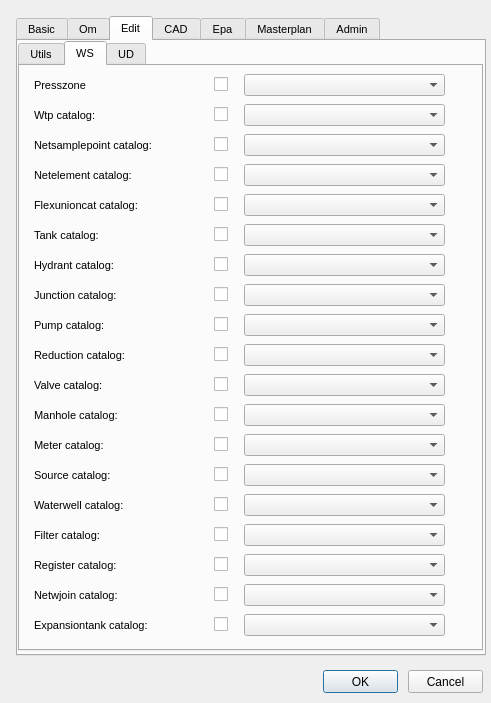
Before: the Qt Designer form ui/config.ui in Giswater/giswater_qgis_plugin, drawn with Qt 5.
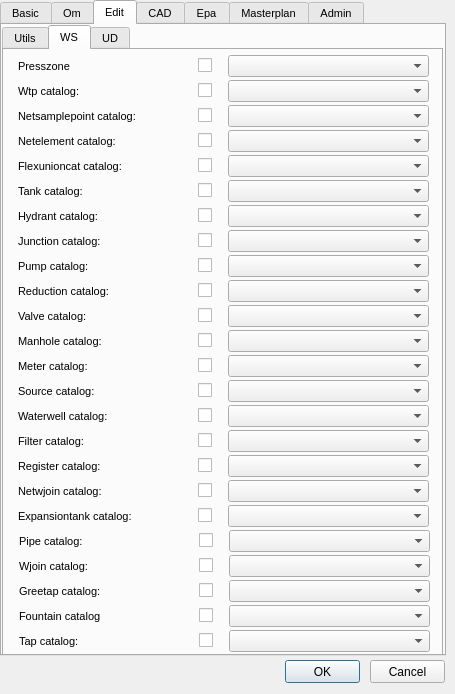
After: the same form once the commit is applied. The open tabs and pages were chosen to show the change.

Commit message: Redesing of config form

Diff of the .ui file:
```diff
--- a/ui/config.ui
+++ b/ui/config.ui
@@ -6,8 +6,8 @@
    <rect>
     <x>0</x>
     <y>0</y>
-    <width>491</width>
-    <height>703</height>
+    <width>455</width>
+    <height>694</height>
    </rect>
   </property>
   <property name="windowTitle">
@@ -16,8 +16,8 @@
   <widget class="QPushButton" name="btn_accept">
    <property name="geometry">
     <rect>
-     <x>323</x>
-     <y>670</y>
+     <x>285</x>
+     <y>660</y>
      <width>75</width>
      <height>23</height>
     </rect>
@@ -29,8 +29,8 @@
   <widget class="QPushButton" name="btn_cancel">
    <property name="geometry">
     <rect>
-     <x>408</x>
-     <y>670</y>
+     <x>370</x>
+     <y>660</y>
      <width>75</width>
      <height>23</height>
     </rect>
@@ -42,10 +42,10 @@
   <widget class="QTabWidget" name="tabWidget">
    <property name="geometry">
     <rect>
-     <x>16</x>
-     <y>16</y>
-     <width>470</width>
-     <height>640</height>
+     <x>0</x>
+     <y>0</y>
+     <width>446</width>
+     <height>656</height>
     </rect>
    </property>
    <property name="font">
@@ -211,8 +211,8 @@
       <rect>
        <x>0</x>
        <y>0</y>
-       <width>465</width>
-       <height>610</height>
+       <width>441</width>
+       <height>631</height>
       </rect>
      </property>
      <property name="font">
@@ -1294,7 +1294,7 @@
        <property name="geometry">
         <rect>
          <x>224</x>
-         <y>98</y>
+         <y>80</y>
          <width>201</width>
          <height>22</height>
         </rect>
@@ -1304,7 +1304,7 @@
        <property name="geometry">
         <rect>
          <x>194</x>
-         <y>98</y>
+         <y>80</y>
          <width>20</width>
          <height>21</height>
         </rect>
@@ -1317,7 +1317,7 @@
        <property name="geometry">
         <rect>
          <x>14</x>
-         <y>98</y>
+         <y>80</y>
          <width>169</width>
          <height>22</height>
         </rect>
@@ -1353,7 +1353,7 @@
        <property name="geometry">
         <rect>
          <x>14</x>
-         <y>158</y>
+         <y>130</y>
          <width>166</width>
          <height>22</height>
         </rect>
@@ -1389,7 +1389,7 @@
        <property name="geometry">
         <rect>
          <x>194</x>
-         <y>158</y>
+         <y>130</y>
          <width>20</width>
          <height>21</height>
         </rect>
@@ -1402,7 +1402,7 @@
        <property name="geometry">
         <rect>
          <x>224</x>
-         <y>158</y>
+         <y>130</y>
          <width>201</width>
          <height>22</height>
         </rect>
@@ -1412,7 +1412,7 @@
        <property name="geometry">
         <rect>
          <x>14</x>
-         <y>188</y>
+         <y>155</y>
          <width>172</width>
          <height>22</height>
         </rect>
@@ -1448,7 +1448,7 @@
        <property name="geometry">
         <rect>
          <x>194</x>
-         <y>188</y>
+         <y>155</y>
          <width>20</width>
          <height>21</height>
         </rect>
@@ -1461,7 +1461,7 @@
        <property name="geometry">
         <rect>
          <x>224</x>
-         <y>188</y>
+         <y>155</y>
          <width>201</width>
          <height>22</height>
         </rect>
@@ -1471,7 +1471,7 @@
        <property name="geometry">
         <rect>
          <x>14</x>
-         <y>218</y>
+         <y>180</y>
          <width>169</width>
          <height>22</height>
         </rect>
@@ -1507,7 +1507,7 @@
        <property name="geometry">
         <rect>
          <x>194</x>
-         <y>218</y>
+         <y>180</y>
          <width>20</width>
          <height>21</height>
         </rect>
@@ -1520,7 +1520,7 @@
        <property name="geometry">
         <rect>
          <x>224</x>
-         <y>218</y>
+         <y>180</y>
          <width>201</width>
          <height>22</height>
         </rect>
@@ -1530,7 +1530,7 @@
        <property name="geometry">
         <rect>
          <x>14</x>
-         <y>248</y>
+         <y>205</y>
          <width>169</width>
          <height>22</height>
         </rect>
@@ -1566,7 +1566,7 @@
        <property name="geometry">
         <rect>
          <x>194</x>
-         <y>248</y>
+         <y>205</y>
          <width>20</width>
          <height>21</height>
         </rect>
@@ -1579,7 +1579,7 @@
        <property name="geometry">
         <rect>
          <x>224</x>
-         <y>248</y>
+         <y>205</y>
          <width>201</width>
          <height>22</height>
         </rect>
@@ -1589,7 +1589,7 @@
        <property name="geometry">
         <rect>
          <x>14</x>
-         <y>278</y>
+         <y>230</y>
          <width>172</width>
          <height>22</height>
         </rect>
@@ -1625,7 +1625,7 @@
        <property name="geometry">
         <rect>
          <x>194</x>
-         <y>278</y>
+         <y>230</y>
          <width>20</width>
          <height>21</height>
         </rect>
@@ -1638,7 +1638,7 @@
        <property name="geometry">
         <rect>
          <x>224</x>
-         <y>278</y>
+         <y>230</y>
          <width>201</width>
          <height>22</height>
         </rect>
@@ -1648,7 +1648,7 @@
        <property name="geometry">
         <rect>
          <x>14</x>
-         <y>308</y>
+         <y>255</y>
          <width>166</width>
          <height>22</height>
         </rect>
@@ -1684,7 +1684,7 @@
        <property name="geometry">
         <rect>
          <x>194</x>
-         <y>308</y>
+         <y>255</y>
          <width>20</width>
          <height>21</height>
         </rect>
@@ -1697,7 +1697,7 @@
        <property name="geometry">
         <rect>
          <x>224</x>
-         <y>308</y>
+         <y>255</y>
          <width>201</width>
          <height>22</height>
         </rect>
@@ -1707,7 +1707,7 @@
        <property name="geometry">
         <rect>
          <x>14</x>
-         <y>338</y>
+         <y>280</y>
          <width>166</width>
          <height>22</height>
         </rect>
@@ -1743,7 +1743,7 @@
        <property name="geometry">
         <rect>
          <x>194</x>
-         <y>338</y>
+         <y>280</y>
          <width>20</width>
          <height>21</height>
         </rect>
@@ -1756,7 +1756,7 @@
        <property name="geometry">
         <rect>
          <x>224</x>
-         <y>338</y>
+         <y>280</y>
          <width>201</width>
          <height>22</height>
         </rect>
@@ -1766,7 +1766,7 @@
        <property name="geometry">
         <rect>
          <x>14</x>
-         <y>398</y>
+         <y>330</y>
          <width>166</width>
          <height>22</height>
         </rect>
@@ -1802,7 +1802,7 @@
        <property name="geometry">
         <rect>
          <x>194</x>
-         <y>398</y>
+         <y>330</y>
          <width>20</width>
          <height>21</height>
         </rect>
@@ -1815,7 +1815,7 @@
        <property name="geometry">
         <rect>
          <x>224</x>
-         <y>398</y>
+         <y>330</y>
          <width>201</width>
          <height>22</height>
         </rect>
@@ -1825,7 +1825,7 @@
        <property name="geometry">
         <rect>
          <x>14</x>
-         <y>428</y>
+         <y>355</y>
          <width>163</width>
          <height>22</height>
         </rect>
@@ -1861,7 +1861,7 @@
        <property name="geometry">
         <rect>
          <x>194</x>
-         <y>428</y>
+         <y>355</y>
          <width>20</width>
          <height>21</height>
         </rect>
@@ -1874,7 +1874,7 @@
        <property name="geometry">
         <rect>
          <x>224</x>
-         <y>428</y>
+         <y>355</y>
          <width>201</width>
          <height>22</height>
         </rect>
@@ -1884,7 +1884,7 @@
        <property name="geometry">
         <rect>
          <x>14</x>
-         <y>458</y>
+         <y>380</y>
          <width>157</width>
          <height>22</height>
         </rect>
@@ -1920,7 +1920,7 @@
        <property name="geometry">
         <rect>
          <x>194</x>
-         <y>458</y>
+         <y>380</y>
          <width>20</width>
          <height>21</height>
         </rect>
@@ -1933,7 +1933,7 @@
        <property name="geometry">
         <rect>
          <x>14</x>
-         <y>488</y>
+         <y>405</y>
          <width>163</width>
          <height>22</height>
         </rect>
@@ -1969,7 +1969,7 @@
        <property name="geometry">
         <rect>
          <x>194</x>
-         <y>488</y>
+         <y>405</y>
          <width>20</width>
          <height>21</height>
         </rect>
@@ -1982,7 +1982,7 @@
        <property name="geometry">
         <rect>
          <x>224</x>
-         <y>488</y>
+         <y>405</y>
          <width>201</width>
          <height>22</height>
         </rect>
@@ -1992,7 +1992,7 @@
        <property name="geometry">
         <rect>
          <x>14</x>
-         <y>518</y>
+         <y>430</y>
          <width>166</width>
          <height>22</height>
         </rect>
@@ -2028,7 +2028,7 @@
        <property name="geometry">
         <rect>
          <x>194</x>
-         <y>518</y>
+         <y>430</y>
          <width>20</width>
          <height>21</height>
         </rect>
@@ -2041,7 +2041,7 @@
        <property name="geometry">
         <rect>
          <x>224</x>
-         <y>518</y>
+         <y>430</y>
          <width>201</width>
          <height>22</height>
         </rect>
@@ -2051,7 +2051,7 @@
        <property name="geometry">
         <rect>
          <x>14</x>
-         <y>548</y>
+         <y>455</y>
          <width>166</width>
          <height>22</height>
         </rect>
@@ -2087,7 +2087,7 @@
        <property name="geometry">
         <rect>
          <x>194</x>
-         <y>548</y>
+         <y>455</y>
          <width>20</width>
          <height>21</height>
         </rect>
@@ -2100,7 +2100,7 @@
        <property name="geometry">
         <rect>
          <x>224</x>
-         <y>548</y>
+         <y>455</y>
          <width>201</width>
          <height>22</height>
         </rect>
@@ -2110,7 +2110,7 @@
        <property name="geometry">
         <rect>
          <x>194</x>
-         <y>368</y>
+         <y>305</y>
          <width>20</width>
          <height>21</height>
         </rect>
@@ -2123,7 +2123,7 @@
        <property name="geometry">
         <rect>
          <x>224</x>
-         <y>368</y>
+         <y>305</y>
          <width>201</width>
          <height>22</height>
         </rect>
@@ -2133,7 +2133,7 @@
        <property name="geometry">
         <rect>
          <x>14</x>
-         <y>368</y>
+         <y>305</y>
          <width>163</width>
          <height>22</height>
         </rect>
@@ -2169,7 +2169,7 @@
        <property name="geometry">
         <rect>
          <x>224</x>
-         <y>458</y>
+         <y>380</y>
          <width>201</width>
          <height>22</height>
         </rect>
@@ -2179,7 +2179,7 @@
        <property name="geometry">
         <rect>
          <x>14</x>
-         <y>68</y>
+         <y>55</y>
          <width>169</width>
          <height>22</height>
         </rect>
@@ -2215,7 +2215,7 @@
        <property name="geometry">
         <rect>
          <x>194</x>
-         <y>68</y>
+         <y>55</y>
          <width>20</width>
          <height>21</height>
         </rect>
@@ -2234,7 +2234,7 @@
        <property name="geometry">
         <rect>
          <x>224</x>
-         <y>68</y>
+         <y>55</y>
          <width>201</width>
          <height>22</height>
         </rect>
@@ -2244,7 +2244,7 @@
        <property name="geometry">
         <rect>
          <x>14</x>
-         <y>128</y>
+         <y>105</y>
          <width>169</width>
          <height>22</height>
         </rect>
@@ -2280,7 +2280,7 @@
        <property name="geometry">
         <rect>
          <x>194</x>
-         <y>128</y>
+         <y>105</y>
          <width>20</width>
          <height>21</height>
         </rect>
@@ -2293,7 +2293,7 @@
        <property name="geometry">
         <rect>
          <x>224</x>
-         <y>128</y>
+         <y>105</y>
          <width>201</width>
          <height>22</height>
         </rect>
@@ -2303,7 +2303,7 @@
        <property name="geometry">
         <rect>
          <x>14</x>
-         <y>38</y>
+         <y>30</y>
          <width>166</width>
          <height>22</height>
         </rect>
@@ -2339,7 +2339,7 @@
        <property name="geometry">
         <rect>
          <x>224</x>
-         <y>38</y>
+         <y>30</y>
          <width>201</width>
          <height>22</height>
         </rect>
@@ -2349,7 +2349,7 @@
        <property name="geometry">
         <rect>
          <x>194</x>
-         <y>38</y>
+         <y>30</y>
          <width>20</width>
          <height>21</height>
         </rect>
@@ -2362,7 +2362,7 @@
        <property name="geometry">
         <rect>
          <x>194</x>
-         <y>8</y>
+         <y>5</y>
          <width>20</width>
          <height>21</height>
         </rect>
@@ -2375,7 +2375,7 @@
        <property name="geometry">
         <rect>
          <x>14</x>
-         <y>8</y>
+         <y>5</y>
          <width>166</width>
          <height>22</height>
         </rect>
@@ -2411,12 +2411,307 @@
        <property name="geometry">
         <rect>
          <x>224</x>
-         <y>8</y>
+         <y>5</y>
          <width>201</width>
          <height>22</height>
         </rect>
        </property>
       </widget>
+      <widget class="QComboBox" name="wjoincat_vdefault">
+       <property name="geometry">
+        <rect>
+         <x>225</x>
+         <y>505</y>
+         <width>201</width>
+         <height>22</height>
+        </rect>
+       </property>
+      </widget>
+      <widget class="QCheckBox" name="chk_pipecat_vdefault">
+       <property name="geometry">
+        <rect>
+         <x>195</x>
+         <y>480</y>
+         <width>20</width>
+         <height>21</height>
+        </rect>
+       </property>
+       <property name="text">
+        <string/>
+       </property>
+      </widget>
+      <widget class="QLabel" name="label_pipecat_vdefault">
+       <property name="geometry">
+        <rect>
+         <x>15</x>
+         <y>480</y>
+         <width>169</width>
+         <height>22</height>
+        </rect>
+       </property>
+       <property name="font">
+        <font>
+         <pointsize>8</pointsize>
+        </font>
+       </property>
+       <property name="frameShape">
+        <enum>QFrame::NoFrame</enum>
+       </property>
+       <property name="frameShadow">
+        <enum>QFrame::Plain</enum>
+       </property>
+       <property name="text">
+        <string>Pipe catalog:</string>
+       </property>
+       <property name="textFormat">
+        <enum>Qt::AutoText</enum>
+       </property>
+       <property name="scaledContents">
+        <bool>false</bool>
+       </property>
+       <property name="alignment">
+        <set>Qt::AlignLeading|Qt::AlignLeft|Qt::AlignVCenter</set>
+       </property>
+       <property name="margin">
+        <number>3</number>
+       </property>
+      </widget>
+      <widget class="QComboBox" name="pipecat_vdefault">
+       <property name="geometry">
+        <rect>
+         <x>225</x>
+         <y>480</y>
+         <width>201</width>
+         <height>22</height>
+        </rect>
+       </property>
+      </widget>
+      <widget class="QLabel" name="label_wjoincat_vdefault">
+       <property name="geometry">
+        <rect>
+         <x>15</x>
+         <y>505</y>
+         <width>169</width>
+         <height>22</height>
+        </rect>
+       </property>
+       <property name="font">
+        <font>
+         <pointsize>8</pointsize>
+        </font>
+       </property>
+       <property name="frameShape">
+        <enum>QFrame::NoFrame</enum>
+       </property>
+       <property name="frameShadow">
+        <enum>QFrame::Plain</enum>
+       </property>
+       <property name="text">
+        <string>Wjoin catalog:</string>
+       </property>
+       <property name="textFormat">
+        <enum>Qt::AutoText</enum>
+       </property>
+       <property name="scaledContents">
+        <bool>false</bool>
+       </property>
+       <property name="alignment">
+        <set>Qt::AlignLeading|Qt::AlignLeft|Qt::AlignVCenter</set>
+       </property>
+       <property name="margin">
+        <number>3</number>
+       </property>
+      </widget>
+      <widget class="QCheckBox" name="chk_wjoincat_vdefault">
+       <property name="geometry">
+        <rect>
+         <x>195</x>
+         <y>505</y>
+         <width>20</width>
+         <height>21</height>
+        </rect>
+       </property>
+       <property name="text">
+        <string/>
+       </property>
+      </widget>
+      <widget class="QLabel" name="label_wjoincat_vdefault_2">
+       <property name="geometry">
+        <rect>
+         <x>15</x>
+         <y>530</y>
+         <width>169</width>
+         <height>22</height>
+        </rect>
+       </property>
+       <property name="font">
+        <font>
+         <pointsize>8</pointsize>
+        </font>
+       </property>
+       <property name="frameShape">
+        <enum>QFrame::NoFrame</enum>
+       </property>
+       <property name="frameShadow">
+        <enum>QFrame::Plain</enum>
+       </property>
+       <property name="text">
+        <string>Greetap catalog:</string>
+       </property>
+       <property name="textFormat">
+        <enum>Qt::AutoText</enum>
+       </property>
+       <property name="scaledContents">
+        <bool>false</bool>
+       </property>
+       <property name="alignment">
+        <set>Qt::AlignLeading|Qt::AlignLeft|Qt::AlignVCenter</set>
+       </property>
+       <property name="margin">
+        <number>3</number>
+       </property>
+      </widget>
+      <widget class="QComboBox" name="wjoincat_vdefault_2">
+       <property name="geometry">
+        <rect>
+         <x>225</x>
+         <y>530</y>
+         <width>201</width>
+         <height>22</height>
+        </rect>
+       </property>
+      </widget>
+      <widget class="QCheckBox" name="chk_wjoincat_vdefault_2">
+       <property name="geometry">
+        <rect>
+         <x>195</x>
+         <y>530</y>
+         <width>20</width>
+         <height>21</height>
+        </rect>
+       </property>
+       <property name="text">
+        <string/>
+       </property>
+      </widget>
+      <widget class="QLabel" name="label_wjoincat_vdefault_3">
+       <property name="geometry">
+        <rect>
+         <x>15</x>
+         <y>555</y>
+         <width>169</width>
+         <height>22</height>
+        </rect>
+       </property>
+       <property name="font">
+        <font>
+         <pointsize>8</pointsize>
+        </font>
+       </property>
+       <property name="frameShape">
+        <enum>QFrame::NoFrame</enum>
+       </property>
+       <property name="frameShadow">
+        <enum>QFrame::Plain</enum>
+       </property>
+       <property name="text">
+        <string>Fountain catalog</string>
+       </property>
+       <property name="textFormat">
+        <enum>Qt::AutoText</enum>
+       </property>
+       <property name="scaledContents">
+        <bool>false</bool>
+       </property>
+       <property name="alignment">
+        <set>Qt::AlignLeading|Qt::AlignLeft|Qt::AlignVCenter</set>
+       </property>
+       <property name="margin">
+        <number>3</number>
+       </property>
+      </widget>
+      <widget class="QComboBox" name="wjoincat_vdefault_3">
+       <property name="geometry">
+        <rect>
+         <x>225</x>
+         <y>555</y>
+         <width>201</width>
+         <height>22</height>
+        </rect>
+       </property>
+      </widget>
+      <widget class="QCheckBox" name="chk_wjoincat_vdefault_3">
+       <property name="geometry">
+        <rect>
+         <x>195</x>
+         <y>555</y>
+         <width>20</width>
+         <height>21</height>
+        </rect>
+       </property>
+       <property name="text">
+        <string/>
+       </property>
+      </widget>
+      <widget class="QLabel" name="label_wjoincat_vdefault_4">
+       <property name="geometry">
+        <rect>
+         <x>15</x>
+         <y>580</y>
+         <width>169</width>
+         <height>22</height>
+        </rect>
+       </property>
+       <property name="font">
+        <font>
+         <pointsize>8</pointsize>
+        </font>
+       </property>
+       <property name="frameShape">
+        <enum>QFrame::NoFrame</enum>
+       </property>
+       <property name="frameShadow">
+        <enum>QFrame::Plain</enum>
+       </property>
+       <property name="text">
+        <string>Tap catalog:</string>
+       </property>
+       <property name="textFormat">
+        <enum>Qt::AutoText</enum>
+       </property>
+       <property name="scaledContents">
+        <bool>false</bool>
+       </property>
+       <property name="alignment">
+        <set>Qt::AlignLeading|Qt::AlignLeft|Qt::AlignVCenter</set>
+       </property>
+       <property name="margin">
+        <number>3</number>
+       </property>
+      </widget>
+      <widget class="QComboBox" name="wjoincat_vdefault_4">
+       <property name="geometry">
+        <rect>
+         <x>225</x>
+         <y>580</y>
+         <width>201</width>
+         <height>22</height>
+        </rect>
+       </property>
+      </widget>
+      <widget class="QCheckBox" name="chk_wjoincat_vdefault_4">
+       <property name="geometry">
+        <rect>
+         <x>195</x>
+         <y>580</y>
+         <width>20</width>
+         <height>21</height>
+        </rect>
+       </property>
+       <property name="text">
+        <string/>
+       </property>
+      </widget>
      </widget>
      <widget class="QWidget" name="tab_22">
       <attribute name="title">
```
Left out of the diff: 438 changed lines with no effect on the pictures.
